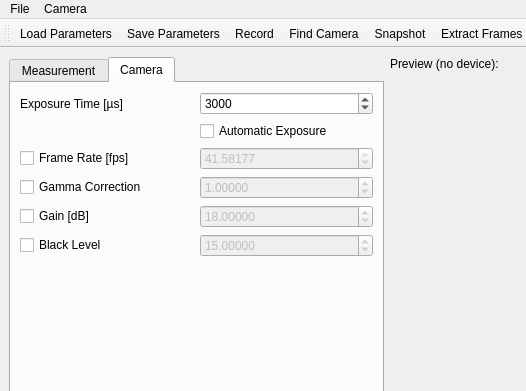
First picture: the form in fimui/ui_fimwindow.ui, repository fncnt/fimrecorder, before the edit; both pictures show x 0 to 526 and y 0 to 391 of the 900 by 600 pixel window.
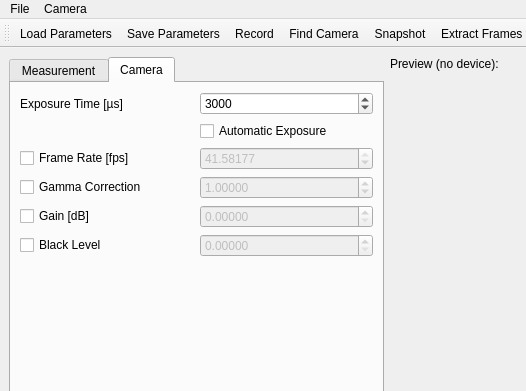
Second picture: the form after the edit. The open tabs and pages were chosen to show the change. Icons and pictures are not drawn.

Commit message: Adjust hardcoded defaults.

The edit to the form file:
```diff
--- a/fimui/ui_fimwindow.ui
+++ b/fimui/ui_fimwindow.ui
@@ -437,7 +437,7 @@
            <double>36.000000000000000</double>
           </property>
           <property name="value">
-           <double>18.000000000000000</double>
+           <double>0.000000000000000</double>
           </property>
          </widget>
         </item>
@@ -456,7 +456,7 @@
            <double>31.937500000000000</double>
           </property>
           <property name="value">
-           <double>15.000000000000000</double>
+           <double>0.000000000000000</double>
           </property>
          </widget>
         </item>
```
The commit also changes 2 other files.
